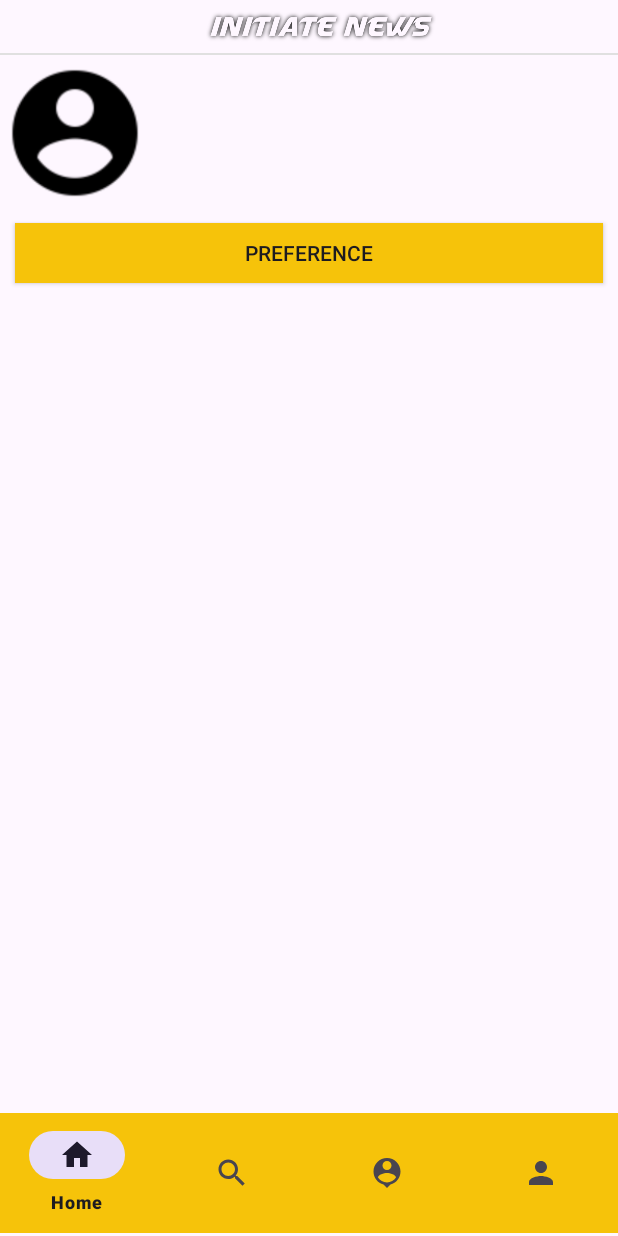
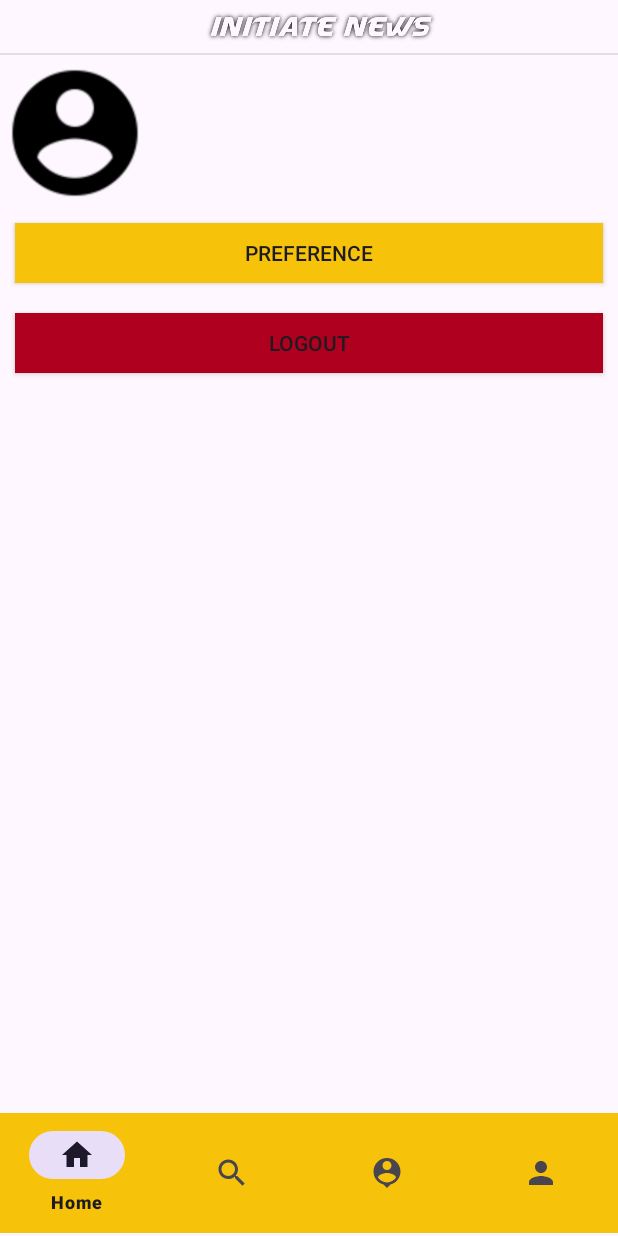
Before and after one commit to Gemnnn/Initiate-News, an Android app: the fragment UserFragment placed in its activity, on a phone screen of 412 x 824 dp. Run offline under Robolectric (Android 15) with nearby library versions, the phone set to English and light mode, and no system bars; our stand-ins replace data binding; 2 statements that could not run were skipped.

Commit message:
Feat: First version of logout button for nav back to login

```diff
--- a/app/src/main/java/com/initiatetech/initiate_news/fragment/UserFragment.kt
+++ b/app/src/main/java/com/initiatetech/initiate_news/fragment/UserFragment.kt
@@ -1,11 +1,15 @@
 package com.initiatetech.initiate_news.fragment
 
+import android.content.Intent
 import android.os.Bundle
+import android.util.Log
 import androidx.fragment.app.Fragment
 import android.view.LayoutInflater
 import android.view.View
 import android.view.ViewGroup
+import com.google.android.material.button.MaterialButton
 import com.initiatetech.initiate_news.R
+import com.initiatetech.initiate_news.login.LoginActivity
 
 // TODO: Rename parameter arguments, choose names that match
 // the fragment initialization parameters, e.g. ARG_ITEM_NUMBER
@@ -22,6 +26,8 @@ class UserFragment : Fragment() {
     private var param1: String? = null
     private var param2: String? = null
 
+    private lateinit var logoutButton: MaterialButton
+
     override fun onCreate(savedInstanceState: Bundle?) {
         super.onCreate(savedInstanceState)
         arguments?.let {
@@ -30,12 +36,27 @@ class UserFragment : Fragment() {
         }
     }
 
+    private fun logoutUser() {
+        Log.d("User", "logout (navigate to login page)")
+        val intent = Intent(activity, LoginActivity::class.java)
+        intent.flags = Intent.FLAG_ACTIVITY_NEW_TASK or Intent.FLAG_ACTIVITY_CLEAR_TASK
+        startActivity(intent)
+    }
+
     override fun onCreateView(
         inflater: LayoutInflater, container: ViewGroup?,
         savedInstanceState: Bundle?
     ): View? {
         // Inflate the layout for this fragment
-        return inflater.inflate(R.layout.fragment_user, container, false)
+         val view = inflater.inflate(R.layout.fragment_user, container, false)
+
+        // find the logout button in the inflated view
+        logoutButton = view.findViewById(R.id.btn_logout)
+        logoutButton.setOnClickListener {
+            logoutUser()
+        }
+
+        return view
     }
 
     companion object {
--- a/app/src/main/res/layout/fragment_user.xml
+++ b/app/src/main/res/layout/fragment_user.xml
@@ -24,10 +24,17 @@
             android:id="@+id/btn_set_preference"
             android:layout_width="match_parent"
             android:layout_height="40dp"
-            android:layout_alignParentBottom="true"
-            android:layout_toRightOf="@+id/account_iv_profile"
             android:background="@color/primary"
             android:text="@string/preference" />
 
+        <!-- TODO: Give this button a nicer colour? This red is a bit harsh maybe -->
+        <androidx.appcompat.widget.AppCompatButton
+            android:layout_margin="10dp"
+            android:id="@+id/btn_logout"
+            android:layout_width="match_parent"
+            android:layout_height="40dp"
+            android:background="@color/design_default_color_error"
+            android:text="@string/logout" />
+
     </LinearLayout>
 </layout>
--- a/app/src/main/res/values/strings.xml
+++ b/app/src/main/res/values/strings.xml
@@ -21,4 +21,5 @@
 
     <!-- User View -->
     <string name="preference">Preference</string>
+    <string name="logout">Logout</string>
 </resources>
```
